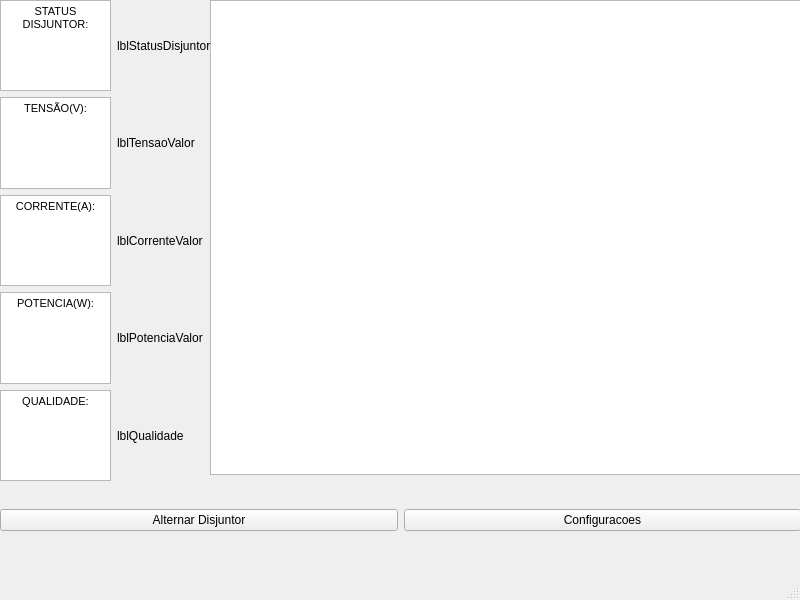
The window that app/ui/main_window.ui (aCoruja/skyvolt-drone) describes before a commit, drawn with Qt 5.
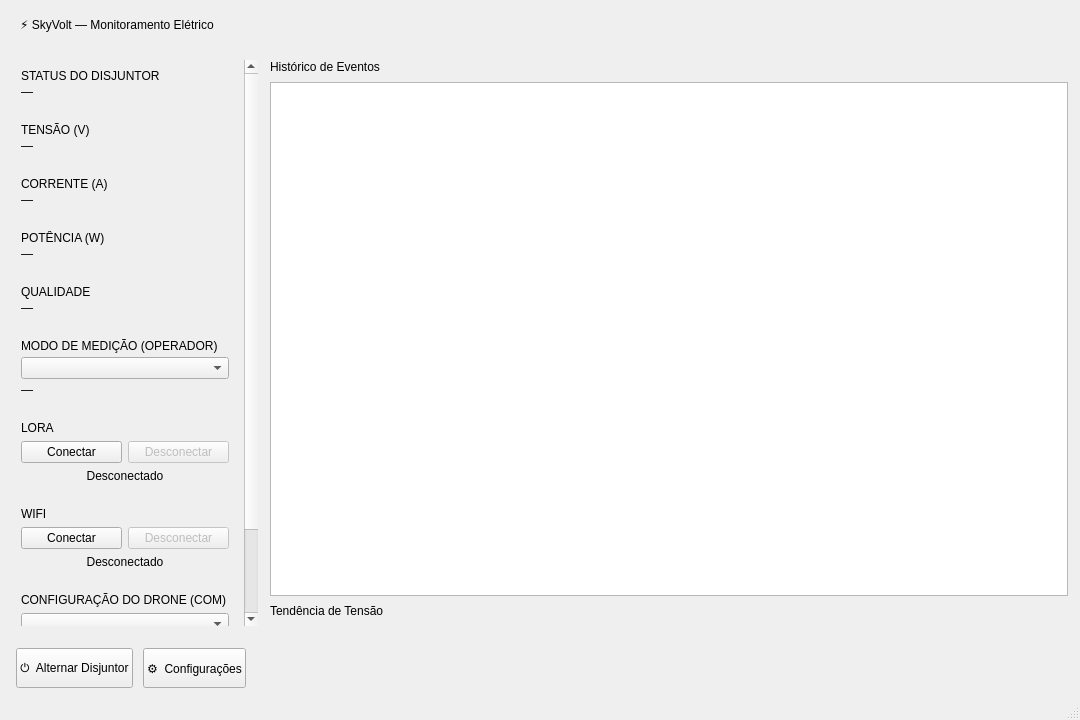
The same window after the commit. Custom widgets are drawn as their Qt base class.

Diff of the .ui file:
```diff
--- a/app/ui/main_window.ui
+++ b/app/ui/main_window.ui
@@ -6,168 +6,583 @@
    <rect>
     <x>0</x>
     <y>0</y>
-    <width>800</width>
-    <height>600</height>
+    <width>1080</width>
+    <height>720</height>
    </rect>
   </property>
   <property name="windowTitle">
    <string>MainWindow</string>
   </property>
   <widget class="QWidget" name="centralwidget">
-   <widget class="QWidget" name="horizontalLayoutWidget">
-    <property name="geometry">
-     <rect>
-      <x>0</x>
-      <y>480</y>
-      <width>801</width>
-      <height>80</height>
-     </rect>
+   <layout class="QVBoxLayout" name="mainLayout">
+    <property name="spacing">
+     <number>0</number>
     </property>
-    <layout class="QHBoxLayout" name="horizontalLayout">
-     <item>
-      <widget class="QPushButton" name="btnAlternarDisjuntor">
-       <property name="text">
-        <string>Alternar Disjuntor</string>
-       </property>
-      </widget>
-     </item>
-     <item>
-      <widget class="QPushButton" name="btnConfiguracoes">
-       <property name="text">
-        <string>Configuracoes</string>
-       </property>
-      </widget>
-     </item>
-    </layout>
-   </widget>
-   <widget class="QWidget" name="verticalLayoutWidget_2">
-    <property name="geometry">
-     <rect>
-      <x>210</x>
-      <y>0</y>
-      <width>591</width>
-      <height>481</height>
-     </rect>
+    <property name="leftMargin">
+     <number>0</number>
     </property>
-    <layout class="QVBoxLayout" name="verticalLayout_2">
-     <item>
-      <widget class="QTableWidget" name="tblEventos"/>
-     </item>
-     <item>
-      <widget class="PlotWidget" name="graficoConsumo" native="true"/>
-     </item>
-    </layout>
-   </widget>
-   <widget class="QWidget" name="horizontalLayoutWidget_2">
-    <property name="geometry">
-     <rect>
-      <x>0</x>
-      <y>0</y>
-      <width>211</width>
-      <height>481</height>
-     </rect>
+    <property name="topMargin">
+     <number>0</number>
     </property>
-    <layout class="QHBoxLayout" name="horizontalLayout_2">
-     <item>
-      <layout class="QVBoxLayout" name="verticalLayout_3">
+    <property name="rightMargin">
+     <number>0</number>
+    </property>
+    <property name="bottomMargin">
+     <number>0</number>
+    </property>
+    <item>
+     <widget class="QFrame" name="headerBar">
+      <property name="minimumSize">
+       <size>
+        <width>0</width>
+        <height>48</height>
+       </size>
+      </property>
+      <property name="frameShape">
+       <enum>QFrame::NoFrame</enum>
+      </property>
+      <layout class="QHBoxLayout" name="headerLayout">
+       <property name="leftMargin">
+        <number>20</number>
+       </property>
+       <property name="topMargin">
+        <number>0</number>
+       </property>
+       <property name="rightMargin">
+        <number>20</number>
+       </property>
+       <property name="bottomMargin">
+        <number>0</number>
+       </property>
        <item>
-        <widget class="QTextEdit" name="txtCorrenteValor">
-         <property name="html">
-          <string>&lt;!DOCTYPE HTML PUBLIC &quot;-//W3C//DTD HTML 4.0//EN&quot; &quot;http://www.w3.org/TR/REC-html40/strict.dtd&quot;&gt;
-&lt;html&gt;&lt;head&gt;&lt;meta name=&quot;qrichtext&quot; content=&quot;1&quot; /&gt;&lt;style type=&quot;text/css&quot;&gt;
-p, li { white-space: pre-wrap; }
-&lt;/style&gt;&lt;/head&gt;&lt;body style=&quot; font-family:'MS Shell Dlg 2'; font-size:8.25pt; font-weight:400; font-style:normal;&quot;&gt;
-&lt;p align=&quot;center&quot; style=&quot; margin-top:0px; margin-bottom:0px; margin-left:0px; margin-right:0px; -qt-block-indent:0; text-indent:0px;&quot;&gt;STATUS DISJUNTOR:&lt;/p&gt;&lt;/body&gt;&lt;/html&gt;</string>
+        <widget class="QLabel" name="lblTitulo">
+         <property name="text">
+          <string>⚡ SkyVolt — Monitoramento Elétrico</string>
          </property>
         </widget>
        </item>
        <item>
-        <widget class="QTextEdit" name="txtPotenciaValor">
-         <property name="html">
-          <string>&lt;!DOCTYPE HTML PUBLIC &quot;-//W3C//DTD HTML 4.0//EN&quot; &quot;http://www.w3.org/TR/REC-html40/strict.dtd&quot;&gt;
-&lt;html&gt;&lt;head&gt;&lt;meta name=&quot;qrichtext&quot; content=&quot;1&quot; /&gt;&lt;style type=&quot;text/css&quot;&gt;
-p, li { white-space: pre-wrap; }
-&lt;/style&gt;&lt;/head&gt;&lt;body style=&quot; font-family:'MS Shell Dlg 2'; font-size:8.25pt; font-weight:400; font-style:normal;&quot;&gt;
-&lt;p align=&quot;center&quot; style=&quot; margin-top:12px; margin-bottom:12px; margin-left:0px; margin-right:0px; -qt-block-indent:0; text-indent:0px;&quot;&gt;TENSÃO(V):&lt;/p&gt;&lt;/body&gt;&lt;/html&gt;</string>
+        <spacer name="headerSpacer">
+         <property name="orientation">
+          <enum>Qt::Horizontal</enum>
          </property>
-        </widget>
-       </item>
-       <item>
-        <widget class="QTextEdit" name="txtCorrenteValor_4">
-         <property name="html">
-          <string>&lt;!DOCTYPE HTML PUBLIC &quot;-//W3C//DTD HTML 4.0//EN&quot; &quot;http://www.w3.org/TR/REC-html40/strict.dtd&quot;&gt;
-&lt;html&gt;&lt;head&gt;&lt;meta name=&quot;qrichtext&quot; content=&quot;1&quot; /&gt;&lt;style type=&quot;text/css&quot;&gt;
-p, li { white-space: pre-wrap; }
-&lt;/style&gt;&lt;/head&gt;&lt;body style=&quot; font-family:'MS Shell Dlg 2'; font-size:8.25pt; font-weight:400; font-style:normal;&quot;&gt;
-&lt;p align=&quot;center&quot; style=&quot; margin-top:0px; margin-bottom:0px; margin-left:0px; margin-right:0px; -qt-block-indent:0; text-indent:0px;&quot;&gt;CORRENTE(A):&lt;/p&gt;&lt;/body&gt;&lt;/html&gt;</string>
+         <property name="sizeType">
+          <enum>QSizePolicy::Expanding</enum>
          </property>
-        </widget>
-       </item>
-       <item>
-        <widget class="QTextEdit" name="txtCorrenteValor_3">
-         <property name="html">
-          <string>&lt;!DOCTYPE HTML PUBLIC &quot;-//W3C//DTD HTML 4.0//EN&quot; &quot;http://www.w3.org/TR/REC-html40/strict.dtd&quot;&gt;
-&lt;html&gt;&lt;head&gt;&lt;meta name=&quot;qrichtext&quot; content=&quot;1&quot; /&gt;&lt;style type=&quot;text/css&quot;&gt;
-p, li { white-space: pre-wrap; }
-&lt;/style&gt;&lt;/head&gt;&lt;body style=&quot; font-family:'MS Shell Dlg 2'; font-size:8.25pt; font-weight:400; font-style:normal;&quot;&gt;
-&lt;p align=&quot;center&quot; style=&quot; margin-top:0px; margin-bottom:0px; margin-left:0px; margin-right:0px; -qt-block-indent:0; text-indent:0px;&quot;&gt;POTENCIA(W):&lt;/p&gt;&lt;/body&gt;&lt;/html&gt;</string>
+         <property name="sizeHint" stdset="0">
+          <size>
+           <width>40</width>
+           <height>20</height>
+          </size>
          </property>
-        </widget>
+        </spacer>
        </item>
-       <item>
-        <widget class="QTextEdit" name="txtCorrenteValor_2">
-         <property name="html">
-          <string>&lt;!DOCTYPE HTML PUBLIC &quot;-//W3C//DTD HTML 4.0//EN&quot; &quot;http://www.w3.org/TR/REC-html40/strict.dtd&quot;&gt;
-&lt;html&gt;&lt;head&gt;&lt;meta name=&quot;qrichtext&quot; content=&quot;1&quot; /&gt;&lt;style type=&quot;text/css&quot;&gt;
-p, li { white-space: pre-wrap; }
-&lt;/style&gt;&lt;/head&gt;&lt;body style=&quot; font-family:'MS Shell Dlg 2'; font-size:8.25pt; font-weight:400; font-style:normal;&quot;&gt;
-&lt;p align=&quot;center&quot; style=&quot; margin-top:0px; margin-bottom:0px; margin-left:0px; margin-right:0px; -qt-block-indent:0; text-indent:0px;&quot;&gt;QUALIDADE:&lt;/p&gt;&lt;/body&gt;&lt;/html&gt;</string>
-         </property>
-        </widget>
-       </item>
       </layout>
-     </item>
-     <item>
-      <layout class="QVBoxLayout" name="verticalLayout">
-       <item>
-        <widget class="QLabel" name="lblPotenciaValor">
-         <property name="text">
-          <string>lblStatusDisjuntor</string>
+     </widget>
+    </item>
+    <item>
+     <layout class="QHBoxLayout" name="corpoLayout">
+      <property name="leftMargin">
+       <number>12</number>
+      </property>
+      <property name="topMargin">
+       <number>12</number>
+      </property>
+      <property name="rightMargin">
+       <number>12</number>
+      </property>
+      <property name="bottomMargin">
+       <number>12</number>
+      </property>
+      <property name="spacing">
+       <number>12</number>
+      </property>
+      <item>
+       <widget class="QWidget" name="painelIndicadores">
+        <property name="maximumSize">
+         <size>
+          <width>246</width>
+          <height>16777215</height>
+         </size>
+        </property>
+        <layout class="QVBoxLayout" name="painelIndicadoresOuterLayout">
+         <property name="spacing">
+          <number>0</number>
          </property>
-        </widget>
-       </item>
-       <item>
-        <widget class="QLabel" name="lblTensaoValor">
-         <property name="text">
-          <string>lblTensaoValor</string>
+         <property name="leftMargin">
+          <number>0</number>
          </property>
-        </widget>
-       </item>
+         <property name="topMargin">
+          <number>0</number>
+         </property>
+         <property name="rightMargin">
+          <number>0</number>
+         </property>
+         <property name="bottomMargin">
+          <number>0</number>
+         </property>
+         <item>
+          <widget class="QScrollArea" name="scrollIndicadores">
+           <property name="frameShape">
+            <enum>QFrame::NoFrame</enum>
+           </property>
+           <property name="widgetResizable">
+            <bool>true</bool>
+           </property>
+           <property name="horizontalScrollBarPolicy">
+            <enum>Qt::ScrollBarAlwaysOff</enum>
+           </property>
+           <widget class="QWidget" name="painelIndicadoresConteudo">
+            <property name="geometry">
+             <rect>
+              <x>0</x>
+              <y>0</y>
+              <width>230</width>
+              <height>860</height>
+             </rect>
+            </property>
+            <layout class="QVBoxLayout" name="painelIndicadoresLayout">
+             <property name="spacing">
+              <number>6</number>
+             </property>
+             <property name="leftMargin">
+              <number>0</number>
+             </property>
+             <property name="topMargin">
+              <number>0</number>
+             </property>
+             <property name="rightMargin">
+              <number>6</number>
+             </property>
+             <property name="bottomMargin">
+              <number>0</number>
+             </property>
+             <item>
+          <widget class="QFrame" name="cardStatus">
+           <property name="frameShape">
+            <enum>QFrame::NoFrame</enum>
+           </property>
+           <layout class="QVBoxLayout" name="cardStatusLayout">
+            <property name="spacing">
+             <number>2</number>
+            </property>
+            <item>
+             <widget class="QLabel" name="lblLegendaStatus">
+              <property name="text">
+               <string>STATUS DO DISJUNTOR</string>
+              </property>
+             </widget>
+            </item>
+            <item>
+             <widget class="QLabel" name="lblStatusDisjuntor">
+              <property name="text">
+               <string>—</string>
+              </property>
+             </widget>
+            </item>
+           </layout>
+          </widget>
+         </item>
+         <item>
+          <widget class="QFrame" name="cardTensao">
+           <property name="frameShape">
+            <enum>QFrame::NoFrame</enum>
+           </property>
+           <layout class="QVBoxLayout" name="cardTensaoLayout">
+            <property name="spacing">
+             <number>2</number>
+            </property>
+            <item>
+             <widget class="QLabel" name="lblLegendaTensao">
+              <property name="text">
+               <string>TENSÃO (V)</string>
+              </property>
+             </widget>
+            </item>
+            <item>
+             <widget class="QLabel" name="lblTensaoValor">
+              <property name="text">
+               <string>—</string>
+              </property>
+             </widget>
+            </item>
+           </layout>
+          </widget>
+         </item>
+         <item>
+          <widget class="QFrame" name="cardCorrente">
+           <property name="frameShape">
+            <enum>QFrame::NoFrame</enum>
+           </property>
+           <layout class="QVBoxLayout" name="cardCorrenteLayout">
+            <property name="spacing">
+             <number>2</number>
+            </property>
+            <item>
+             <widget class="QLabel" name="lblLegendaCorrente">
+              <property name="text">
+               <string>CORRENTE (A)</string>
+              </property>
+             </widget>
+            </item>
+            <item>
+             <widget class="QLabel" name="lblCorrenteValor">
+              <property name="text">
+               <string>—</string>
+              </property>
+             </widget>
+            </item>
+           </layout>
+          </widget>
+         </item>
+         <item>
+          <widget class="QFrame" name="cardPotencia">
+           <property name="frameShape">
+            <enum>QFrame::NoFrame</enum>
+           </property>
+           <layout class="QVBoxLayout" name="cardPotenciaLayout">
+            <property name="spacing">
+             <number>2</number>
+            </property>
+            <item>
+             <widget class="QLabel" name="lblLegendaPotencia">
+              <property name="text">
+               <string>POTÊNCIA (W)</string>
+              </property>
+             </widget>
+            </item>
+            <item>
+             <widget class="QLabel" name="lblPotenciaValor">
+              <property name="text">
+               <string>—</string>
+              </property>
+             </widget>
+            </item>
+           </layout>
+          </widget>
+         </item>
+         <item>
+          <widget class="QFrame" name="cardQualidade">
+           <property name="frameShape">
+            <enum>QFrame::NoFrame</enum>
+           </property>
+           <layout class="QVBoxLayout" name="cardQualidadeLayout">
+            <property name="spacing">
+             <number>2</number>
+            </property>
+            <item>
+             <widget class="QLabel" name="lblLegendaQualidade">
+              <property name="text">
+               <string>QUALIDADE</string>
+              </property>
+             </widget>
+            </item>
+            <item>
+             <widget class="QLabel" name="lblQualidade">
+              <property name="text">
+               <string>—</string>
+              </property>
+             </widget>
+            </item>
+           </layout>
+          </widget>
+         </item>
+         <item>
+          <widget class="QFrame" name="cardModoMedicao">
+           <property name="frameShape">
+            <enum>QFrame::NoFrame</enum>
+           </property>
+           <layout class="QVBoxLayout" name="cardModoMedicaoLayout">
+            <property name="spacing">
+             <number>4</number>
+            </property>
+            <item>
+             <widget class="QLabel" name="lblLegendaModo">
+              <property name="text">
+               <string>MODO DE MEDIÇÃO (OPERADOR)</string>
+              </property>
+             </widget>
+            </item>
+            <item>
+             <widget class="QComboBox" name="cmbTipoSinal"/>
+            </item>
+            <item>
+             <widget class="QLabel" name="lblModoMedicao">
+              <property name="text">
+               <string>—</string>
+              </property>
+             </widget>
+            </item>
+           </layout>
+          </widget>
+         </item>
+         <item>
+          <widget class="QFrame" name="cardConexao">
+           <property name="frameShape">
+            <enum>QFrame::NoFrame</enum>
+           </property>
+           <layout class="QVBoxLayout" name="cardConexaoLayout">
+            <property name="spacing">
+             <number>6</number>
+            </property>
+            <item>
+             <widget class="QLabel" name="lblLegendaConexao">
+              <property name="text">
+               <string>LORA</string>
+              </property>
+             </widget>
+            </item>
+            <item>
+             <layout class="QHBoxLayout" name="conexaoBotoesLayout">
+              <property name="spacing">
+               <number>6</number>
+              </property>
+              <item>
+               <widget class="QPushButton" name="btnConectar">
+                <property name="text">
+                 <string>Conectar</string>
+                </property>
+               </widget>
+              </item>
+              <item>
+               <widget class="QPushButton" name="btnDesconectar">
+                <property name="enabled">
+                 <bool>false</bool>
+                </property>
+                <property name="text">
+                 <string>Desconectar</string>
+                </property>
+               </widget>
+              </item>
+             </layout>
+            </item>
+            <item>
+             <widget class="QLabel" name="lblStatusConexao">
+              <property name="alignment">
+               <set>Qt::AlignCenter</set>
+              </property>
+              <property name="text">
+               <string>Desconectado</string>
+              </property>
+             </widget>
+            </item>
+           </layout>
+          </widget>
+         </item>
+         <item>
+          <widget class="QFrame" name="cardWifi">
+           <property name="frameShape">
+            <enum>QFrame::NoFrame</enum>
+           </property>
+           <layout class="QVBoxLayout" name="cardWifiLayout">
+            <property name="spacing">
+             <number>6</number>
+            </property>
+            <item>
+             <widget class="QLabel" name="lblLegendaWifi">
+              <property name="text">
+               <string>WIFI</string>
+              </property>
+             </widget>
+            </item>
+            <item>
+             <layout class="QHBoxLayout" name="wifiBotoesLayout">
+              <property name="spacing">
+               <number>6</number>
+              </property>
+              <item>
+               <widget class="QPushButton" name="btnConectarWifi">
+                <property name="text">
+                 <string>Conectar</string>
+                </property>
+               </widget>
+              </item>
+              <item>
+               <widget class="QPushButton" name="btnDesconectarWifi">
+                <property name="enabled">
+                 <bool>false</bool>
+                </property>
+                <property name="text">
+                 <string>Desconectar</string>
+                </property>
+               </widget>
+              </item>
+             </layout>
+            </item>
+            <item>
+             <widget class="QLabel" name="lblStatusWifi">
+              <property name="alignment">
+               <set>Qt::AlignCenter</set>
+              </property>
+              <property name="text">
+               <string>Desconectado</string>
+              </property>
+             </widget>
+            </item>
+           </layout>
+          </widget>
+         </item>
+         <item>
+          <widget class="QFrame" name="cardConfigDrone">
+           <property name="frameShape">
+            <enum>QFrame::NoFrame</enum>
+           </property>
+           <layout class="QVBoxLayout" name="cardConfigDroneLayout">
+            <property name="spacing">
+             <number>6</number>
+            </property>
+            <item>
+             <widget class="QLabel" name="lblLegendaConfigDrone">
+              <property name="text">
+               <string>CONFIGURAÇÃO DO DRONE (COM)</string>
+              </property>
+             </widget>
+            </item>
+            <item>
+             <widget class="QComboBox" name="cmbPortaCOM"/>
+            </item>
+            <item>
+             <widget class="QComboBox" name="cmbBaudRate"/>
+            </item>
+            <item>
+             <widget class="QSpinBox" name="spnTimeout"/>
+            </item>
+            <item>
+             <widget class="QPushButton" name="btnAplicarConfigDrone">
+              <property name="text">
+               <string>Aplicar</string>
+              </property>
+             </widget>
+            </item>
+           </layout>
+          </widget>
+         </item>
+             <item>
+              <spacer name="painelSpacer">
+               <property name="orientation">
+                <enum>Qt::Vertical</enum>
+               </property>
+               <property name="sizeHint" stdset="0">
+                <size>
+                 <width>20</width>
+                 <height>40</height>
+                </size>
+               </property>
+              </spacer>
+             </item>
+            </layout>
+           </widget>
+          </widget>
+         </item>
+        </layout>
+       </widget>
+      </item>
+      <item>
+       <layout class="QVBoxLayout" name="conteudoLayout">
+        <property name="spacing">
+         <number>8</number>
+        </property>
+        <item>
+         <widget class="QLabel" name="lblTituloEventos">
+          <property name="text">
+           <string>Histórico de Eventos</string>
+          </property>
+         </widget>
+        </item>
+        <item>
+         <widget class="QTableWidget" name="tblEventos">
+          <property name="alternatingRowColors">
+           <bool>true</bool>
+          </property>
+          <property name="selectionBehavior">
+           <enum>QAbstractItemView::SelectRows</enum>
+          </property>
+          <property name="editTriggers">
+           <enum>QAbstractItemView::NoEditTriggers</enum>
+          </property>
+         </widget>
+        </item>
+        <item>
+         <widget class="QLabel" name="lblTituloGrafico">
+          <property name="text">
+           <string>Tendência de Tensão</string>
+          </property>
+         </widget>
+        </item>
+        <item>
+         <widget class="PlotWidget" name="graficoConsumo" native="true"/>
+        </item>
+       </layout>
+      </item>
+     </layout>
+    </item>
+    <item>
+     <widget class="QFrame" name="footerBar">
+      <property name="frameShape">
+       <enum>QFrame::NoFrame</enum>
+      </property>
+      <layout class="QHBoxLayout" name="footerLayout">
+       <property name="leftMargin">
+        <number>16</number>
+       </property>
+       <property name="topMargin">
+        <number>10</number>
+       </property>
+       <property name="rightMargin">
+        <number>16</number>
+       </property>
+       <property name="bottomMargin">
+        <number>10</number>
+       </property>
+       <property name="spacing">
+        <number>10</number>
+       </property>
        <item>
-        <widget class="QLabel" name="lblCorrenteValor">
+        <widget class="QPushButton" name="btnAlternarDisjuntor">
+         <property name="minimumSize">
+          <size>
+           <width>0</width>
+           <height>40</height>
+          </size>
+         </property>
          <property name="text">
-          <string>lblCorrenteValor</string>
+          <string>⏻  Alternar Disjuntor</string>
          </property>
         </widget>
        </item>
        <item>
-        <widget class="QLabel" name="lblStatusDisjuntor">
+        <widget class="QPushButton" name="btnConfiguracoes">
+         <property name="minimumSize">
+          <size>
+           <width>0</width>
+           <height>40</height>
+          </size>
+         </property>
          <property name="text">
-          <string>lblPotenciaValor</string>
+          <string>⚙  Configurações</string>
          </property>
         </widget>
        </item>
        <item>
-        <widget class="QLabel" name="lblQualidade">
-         <property name="text">
-          <string>lblQualidade</string>
+        <spacer name="footerSpacer">
+         <property name="orientation">
+          <enum>Qt::Horizontal</enum>
          </property>
-        </widget>
+         <property name="sizeType">
+          <enum>QSizePolicy::Expanding</enum>
+         </property>
+         <property name="sizeHint" stdset="0">
+          <size>
+           <width>40</width>
+           <height>20</height>
+          </size>
+         </property>
+        </spacer>
        </item>
       </layout>
-     </item>
-    </layout>
-   </widget>
+     </widget>
+    </item>
+   </layout>
   </widget>
   <widget class="QMenuBar" name="menubar">
    <property name="geometry">
```
Left out of the diff: 4 changed lines with no effect on the pictures.
